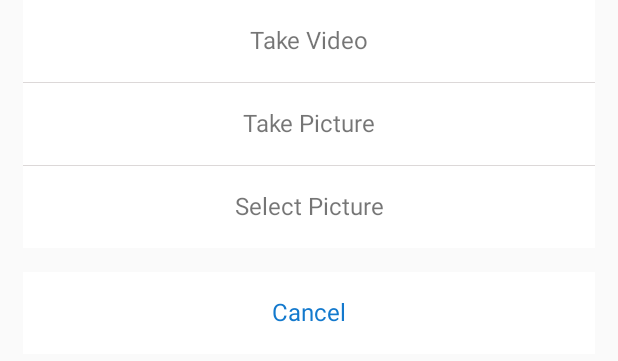
After one commit to Yorston/DoubanTop250, an Android app: the layout popmenu.xml on its own in the app's theme, with its tools: preview values and no code run, on a phone screen of 412 x 824 dp. The commit adds this screen. Shown: the top 361 px of the screen. Run offline under Robolectric (Android 15) with nearby library versions, the phone set to English and light mode, and no system bars.

Commit message:
增加底部菜单,通过popupwindow实现

```diff
--- a/app/src/main/res/layout/activity_main.xml
+++ b/app/src/main/res/layout/activity_main.xml
@@ -10,10 +10,9 @@
     tools:openDrawer="start">
 
 <RelativeLayout
+    android:id="@+id/listlayout"
     android:layout_width="match_parent"
     android:layout_height="match_parent"
-    android:fitsSystemWindows="true"
-    android:clipToPadding="true"
     >
 
     <ListView
--- /dev/null
+++ b/app/src/main/res/layout/popmenu.xml
@@ -0,0 +1,71 @@
+<?xml version="1.0" encoding="utf-8"?>
+<LinearLayout xmlns:android="http://schemas.android.com/apk/res/android"
+    android:orientation="vertical"
+    android:layout_width="match_parent"
+    android:layout_height="match_parent"
+    android:paddingLeft="15dp"
+    android:paddingRight="15dp">
+
+    <TextView
+        android:id="@+id/takevideo"
+        android:layout_width="match_parent"
+        android:layout_height="wrap_content"
+        android:gravity="center"
+        android:textSize="16sp"
+        android:paddingTop="15dp"
+        android:paddingBottom="17dp"
+        android:background="#FFFFFF"
+        android:text="Take Video"
+        />
+
+    <View
+        android:layout_width="match_parent"
+        android:layout_height="0.5dp"
+        android:background="#dcd8d8"
+        />
+
+    <TextView
+        android:id="@+id/takepicture"
+        android:layout_width="match_parent"
+        android:layout_height="wrap_content"
+        android:gravity="center"
+        android:textSize="16sp"
+        android:paddingTop="15dp"
+        android:paddingBottom="17dp"
+        android:background="#FFFFFF"
+        android:text="Take Picture"
+        />
+
+    <View
+        android:layout_width="match_parent"
+        android:layout_height="0.5dp"
+        android:background="#dcd8d8"
+        />
+
+    <TextView
+        android:id="@+id/selectpicture"
+        android:layout_width="match_parent"
+        android:layout_height="wrap_content"
+        android:gravity="center"
+        android:textSize="16sp"
+        android:paddingTop="15dp"
+        android:paddingBottom="17dp"
+        android:background="#FFFFFF"
+        android:text="Select Picture"
+        />
+    <TextView
+        android:id="@+id/cancel"
+        android:layout_width="match_parent"
+        android:layout_height="wrap_content"
+        android:gravity="center"
+        android:layout_marginTop="16dp"
+        android:textSize="16sp"
+        android:paddingTop="15dp"
+        android:paddingBottom="17dp"
+        android:layout_marginBottom="16dp"
+        android:background="#FFFFFF"
+        android:textColor="#1379cd"
+        android:text="Cancel"
+        />
+
+</LinearLayout>
```
Also changed, not shown: app/src/main/java/com/zjm/doubantop/Activity/MainActivity.java (+91 -8 lines), app/src/main/res/menu/mainmenu.xml (added, +14 -0 lines), app/src/main/res/drawable/ico_camera.png (added).
